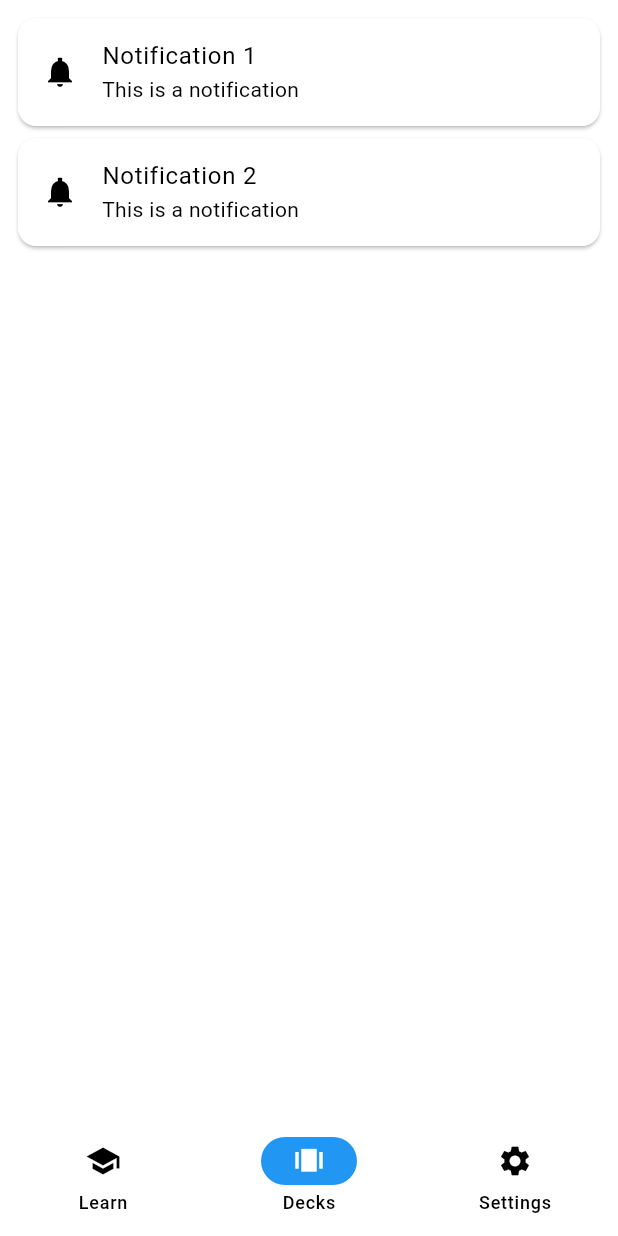
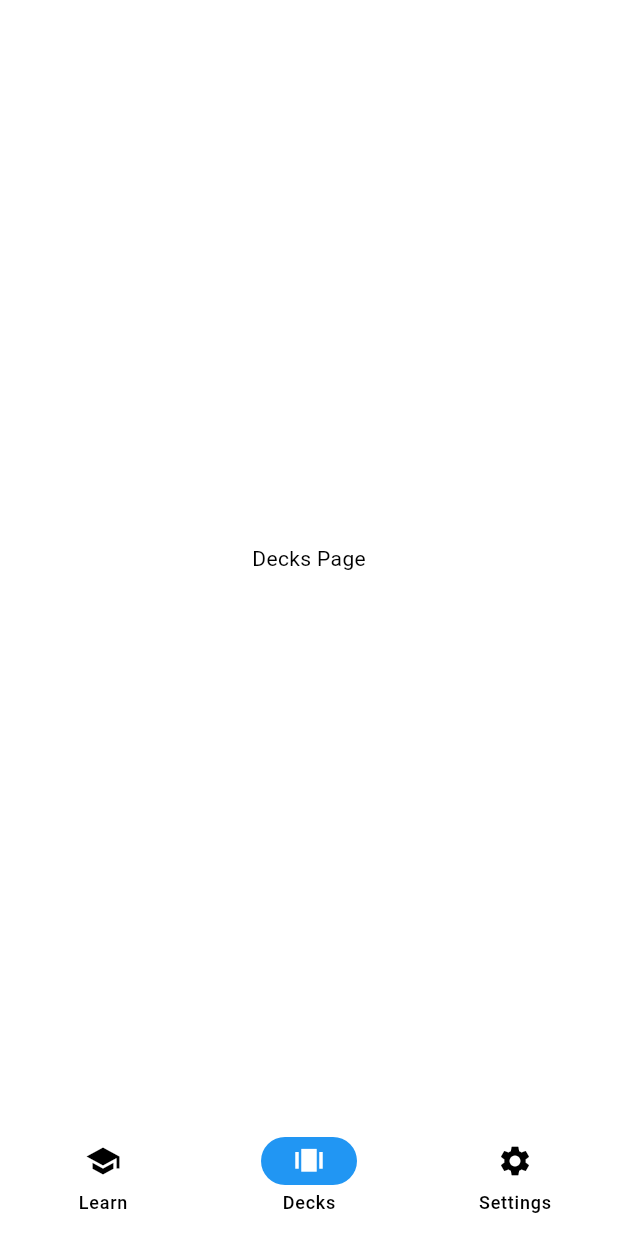
Before and after one commit to Bl4ckspell7/FlutterDecks, a Flutter app: the screen it shows after launch, item 2 of the bottom bar chosen, on a phone screen of 412 x 824 dp. Run offline on Flutter 3.47's test engine with Material 3 defaults, Android fonts, the phone set to English and light mode, and no system bars; drawn by our look-alikes of dynamic_color.

Commit message:
cleanup pages

```diff
--- a/lib/src/presentation/bottom_navigation_bar.dart
+++ b/lib/src/presentation/bottom_navigation_bar.dart
@@ -49,13 +49,13 @@ class _BottomNavigationBarState extends State<BottomNavigationBar> {
       body:
           <Widget>[
             /// Learn page
-            LearnPage(theme: theme),
+            LearnPage(),
 
             /// Decks page
-            DecksPage(theme: theme),
+            DecksPage(),
 
             /// Settings page,
-            SettingsPage(theme: theme),
+            SettingsPage(),
           ][currentPageIndex],
     );
   }
--- a/lib/src/presentation/feature/decks_page.dart
+++ b/lib/src/presentation/feature/decks_page.dart
@@ -1,9 +1,7 @@
 import 'package:flutter/material.dart';
 
 class DecksPage extends StatefulWidget {
-  final ThemeData theme;
-
-  const DecksPage({super.key, required this.theme});
+  const DecksPage({super.key});
 
   @override
   State<DecksPage> createState() => _DecksPageState();
@@ -12,26 +10,6 @@ class DecksPage extends StatefulWidget {
 class _DecksPageState extends State<DecksPage> {
   @override
   Widget build(BuildContext context) {
-    return const Padding(
-      padding: EdgeInsets.all(8.0),
-      child: Column(
-        children: <Widget>[
-          Card(
-            child: ListTile(
-              leading: Icon(Icons.notifications_sharp),
-              title: Text('Notification 1'),
-              subtitle: Text('This is a notification'),
-            ),
-          ),
-          Card(
-            child: ListTile(
-              leading: Icon(Icons.notifications_sharp),
-              title: Text('Notification 2'),
-              subtitle: Text('This is a notification'),
-            ),
-          ),
-        ],
-      ),
-    );
+    return const Scaffold(body: Center(child: Text('Decks Page')));
   }
 }
```
Also changed, not shown: lib/src/presentation/feature/learn_page.dart (+2 -12 lines), lib/src/presentation/feature/list_scroll_test.dart (+10 -3 lines), lib/src/presentation/feature/settings_page.dart (+6 -46 lines).
